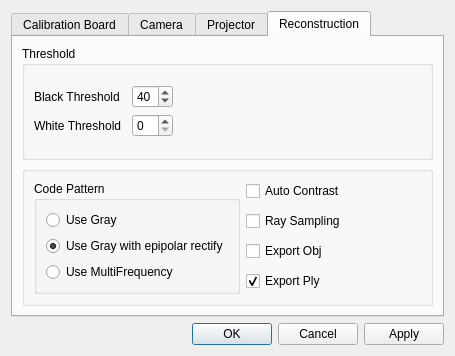
DrawZeroPoint/Structure-Light-Reconstructor, file Duke/Set.ui: the form before one commit.
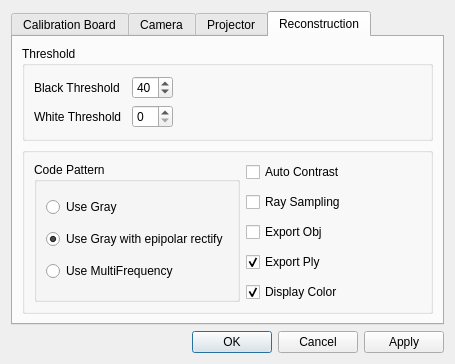
The form after the commit.

Commit message: Now Color of Object Can be Displayed

Patch:
```diff
--- a/Duke/Set.ui
+++ b/Duke/Set.ui
@@ -503,6 +503,9 @@
                <property name="text">
                 <string>Use MultiFrequency</string>
                </property>
+               <property name="checked">
+                <bool>false</bool>
+               </property>
               </widget>
              </item>
             </layout>
@@ -550,6 +553,16 @@
               </property>
              </widget>
             </item>
+            <item>
+             <widget class="QCheckBox" name="haveColorCheck">
+              <property name="text">
+               <string>Display Color</string>
+              </property>
+              <property name="checked">
+               <bool>true</bool>
+              </property>
+             </widget>
+            </item>
            </layout>
           </item>
           <item row="0" column="2">
```
The commit also changes 23 other files.
